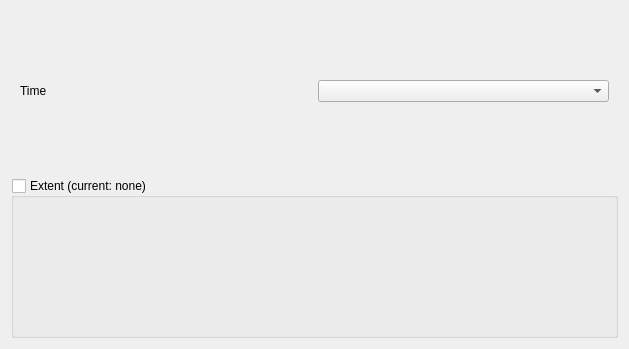
Before: the Qt Designer form src/ui/qgsowssourcewidgetbase.ui in qgis/QGIS, drawn with Qt 5.
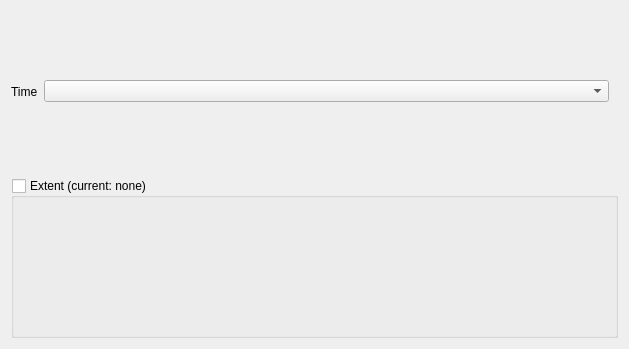
After: the same form once the commit is applied. Custom widgets are drawn as their Qt base class.

Commit message: updated time settings widgets

```diff
--- a/src/ui/qgsowssourcewidgetbase.ui
+++ b/src/ui/qgsowssourcewidgetbase.ui
@@ -16,9 +16,10 @@
   <layout class="QVBoxLayout" name="verticalLayout">
    <item>
     <widget class="QWidget" name="mWcsSettings" native="true">
-     <layout class="QVBoxLayout" name="verticalLayout_3">
-      <item>
        <layout class="QHBoxLayout" name="horizontalLayout">
+      <property name="leftMargin">
+       <number>0</number>
+      </property>
         <item>
          <widget class="QLabel" name="label">
           <property name="text">
@@ -27,9 +28,14 @@
          </widget>
         </item>
         <item>
-         <widget class="QComboBox" name="mTimeBox"/>
-        </item>
-       </layout>
+       <widget class="QComboBox" name="mTimeBox">
+        <property name="sizePolicy">
+         <sizepolicy hsizetype="Expanding" vsizetype="Fixed">
+          <horstretch>0</horstretch>
+          <verstretch>0</verstretch>
+         </sizepolicy>
+        </property>
+       </widget>
       </item>
      </layout>
     </widget>
```
Lines whose indentation alone changed are shown as unchanged. The commit also changes 1 other file.
